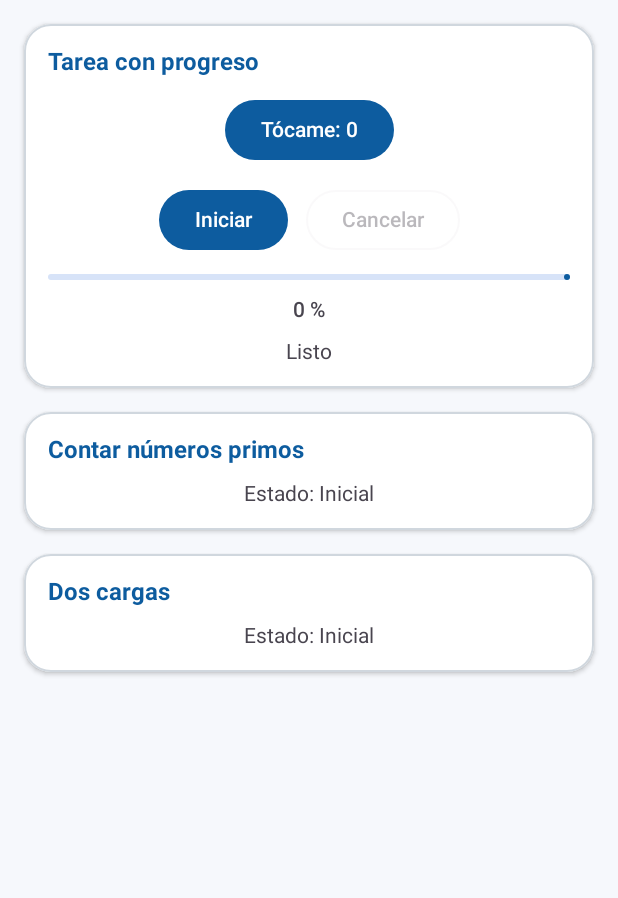
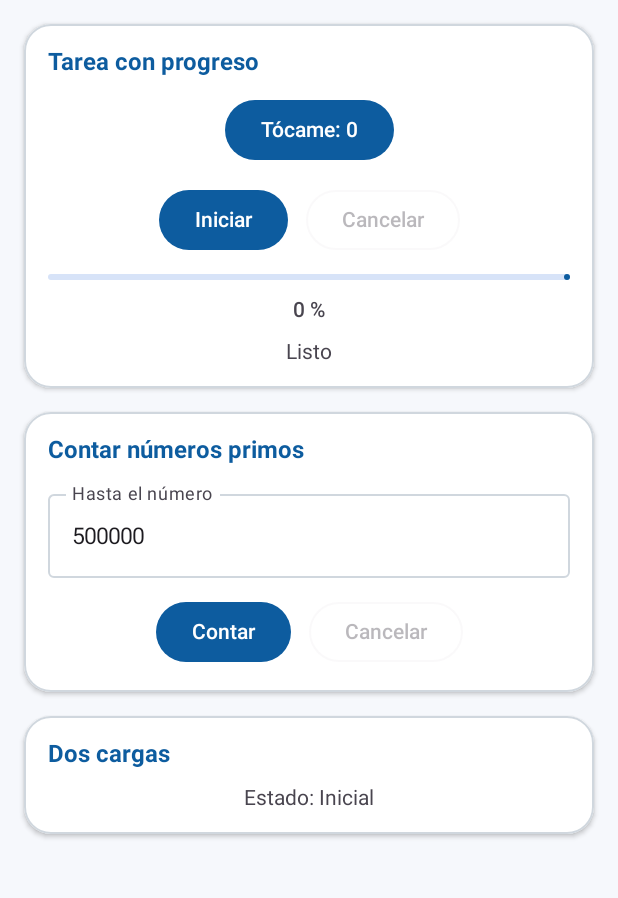
Before and after one commit to israelhuamanh/hilos-android, an Android app built with Jetpack Compose: the screen it shows after launch (MainActivity), on a phone screen of 412 x 824 dp, the part 96-994 px from its top. Run offline under Robolectric (Android 15) with nearby library versions, the phone set to English and light mode, and no system bars.

Commit message:
feat(primos): cuenta primos en Dispatchers.Default con cancelacion

```diff
--- a/app/src/main/java/com/tecsup/centrotareas/ui/PantallaTareas.kt
+++ b/app/src/main/java/com/tecsup/centrotareas/ui/PantallaTareas.kt
@@ -9,14 +9,17 @@ import androidx.compose.foundation.layout.fillMaxSize
 import androidx.compose.foundation.layout.fillMaxWidth
 import androidx.compose.foundation.layout.padding
 import androidx.compose.foundation.rememberScrollState
+import androidx.compose.foundation.text.KeyboardOptions
 import androidx.compose.foundation.verticalScroll
 import androidx.compose.material3.Button
 import androidx.compose.material3.Card
 import androidx.compose.material3.CardDefaults
+import androidx.compose.material3.CircularProgressIndicator
 import androidx.compose.material3.ExperimentalMaterial3Api
 import androidx.compose.material3.LinearProgressIndicator
 import androidx.compose.material3.MaterialTheme
 import androidx.compose.material3.OutlinedButton
+import androidx.compose.material3.OutlinedTextField
 import androidx.compose.material3.Scaffold
 import androidx.compose.material3.Text
 import androidx.compose.material3.TopAppBar
@@ -25,12 +28,15 @@ import androidx.compose.runtime.Composable
 import androidx.compose.runtime.collectAsState
 import androidx.compose.runtime.getValue
 import androidx.compose.runtime.mutableIntStateOf
+import androidx.compose.runtime.mutableStateOf
 import androidx.compose.runtime.saveable.rememberSaveable
 import androidx.compose.runtime.setValue
 import androidx.compose.ui.Alignment
 import androidx.compose.ui.Modifier
 import androidx.compose.ui.text.font.FontWeight
+import androidx.compose.ui.text.input.KeyboardType
 import androidx.compose.ui.unit.dp
+import com.tecsup.centrotareas.model.PrimosUi
 import com.tecsup.centrotareas.ui.theme.CardSurfaceWhite
 import com.tecsup.centrotareas.ui.theme.ErrorRedBg
 import com.tecsup.centrotareas.ui.theme.ErrorRedBorder
@@ -38,6 +44,7 @@ import com.tecsup.centrotareas.ui.theme.ErrorRedText
 import com.tecsup.centrotareas.ui.theme.OutlineLight
 import com.tecsup.centrotareas.ui.theme.SuccessGreenBg
 import com.tecsup.centrotareas.ui.theme.SuccessGreenBorder
+import com.tecsup.centrotareas.ui.theme.SuccessGreenText
 import com.tecsup.centrotareas.viewmodel.TareasViewModel
 
 @OptIn(ExperimentalMaterial3Api::class)
@@ -50,6 +57,8 @@ fun PantallaTareas(vm: TareasViewModel) {
     val carga by vm.carga.collectAsState()
 
     var toques by rememberSaveable { mutableIntStateOf(0) }
+    var textoHasta by rememberSaveable { mutableStateOf("500000") }
+    var ultimoN by rememberSaveable { mutableIntStateOf(500000) }
 
     Scaffold(
         topBar = {
@@ -119,11 +128,71 @@ fun PantallaTareas(vm: TareasViewModel) {
 
             // Tarjeta 2: Contar números primos (Paso 5)
             TarjetaSeccion(titulo = "Contar números primos") {
-                // TODO Paso 5: campo numérico, botones Contar y Cancelar, y estado PrimosUi
-                Text(
-                    text = "Estado: ${primos::class.simpleName}",
-                    style = MaterialTheme.typography.bodyMedium
+                val calculandoPrimos = primos is PrimosUi.Calculando
+
+                OutlinedTextField(
+                    value = textoHasta,
+                    onValueChange = { textoHasta = it },
+                    label = { Text("Hasta el número") },
+                    singleLine = true,
+                    enabled = !calculandoPrimos,
+                    keyboardOptions = KeyboardOptions(keyboardType = KeyboardType.Number),
+                    modifier = Modifier.fillMaxWidth()
                 )
+
+                Row(
+                    horizontalArrangement = Arrangement.spacedBy(12.dp),
+                    verticalAlignment = Alignment.CenterVertically
+                ) {
+                    Button(
+                        onClick = {
+                            val n = textoHasta.trim().toIntOrNull()
+                            if (n != null && n >= 2) {
+                                ultimoN = n
+                                vm.contar(n)
+                            }
+                        },
+                        enabled = !calculandoPrimos
+                    ) {
+                        Text(text = "Contar")
+                    }
+
+                    OutlinedButton(
+                        onClick = { vm.cancelarPrimos() },
+                        enabled = calculandoPrimos
+                    ) {
+                        Text(text = "Cancelar")
+                    }
+                }
+
+                when (val estado = primos) {
+                    is PrimosUi.Inicial -> Unit
+                    is PrimosUi.Calculando -> {
+                        CircularProgressIndicator()
+                    }
+                    is PrimosUi.Listo -> {
+                        RecuadroExito {
+                            Text(
+                                text = "Primos hasta $ultimoN: ${estado.cantidad}",
+                                color = SuccessGreenText,
+                                fontWeight = FontWeight.Bold,
+                                style = MaterialTheme.typography.bodyLarge
+                            )
+                            Text(
+                                text = "Tiempo: ${estado.milisegundos} ms",
+                                color = SuccessGreenText,
+                                style = MaterialTheme.typography.bodyMedium
+                            )
+                        }
+                    }
+                    is PrimosUi.Cancelado -> {
+                        Text(
+                            text = "Cancelado",
+                            style = MaterialTheme.typography.bodyMedium,
+                            fontWeight = FontWeight.Medium
+                        )
+                    }
+                }
             }
 
             // Tarjeta 3: Dos cargas (Pasos 6 y 7)
```
Also changed, not shown: app/src/main/java/com/tecsup/centrotareas/data/TareasRepositoryLocal.kt (+22 -3 lines), app/src/main/java/com/tecsup/centrotareas/viewmodel/TareasViewModel.kt (+23 -1 lines).
